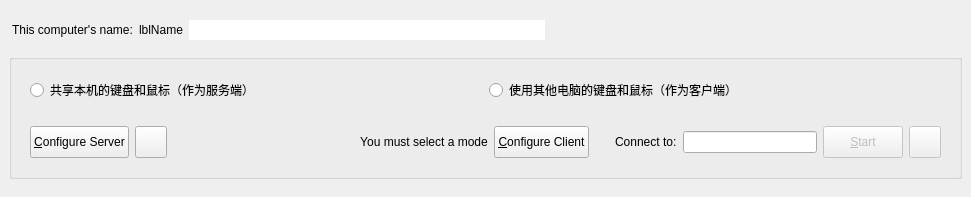
Old version of the form src/lib/gui/MainWindow.ui in the repository zgpbloodwolf/deskflow.
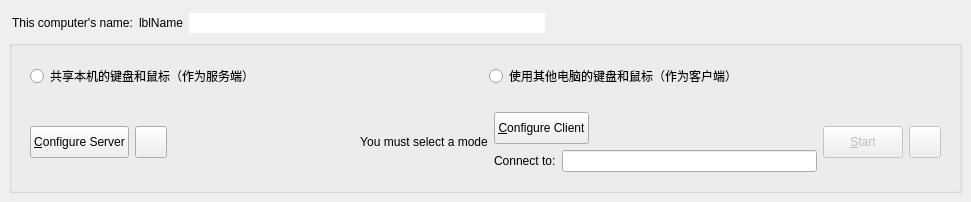
New version of the form. Icons and pictures are not drawn.

Commit message:
style(gui): 修复ui文件格式问题，调整布局和标签格式
统一ui文件中的xml引号风格，补全自闭合标签的空格，重构服务器地址输入区域的布局结构，调整控件边距和输入框最小宽度

Diff of the .ui file:
```diff
--- a/src/lib/gui/MainWindow.ui
+++ b/src/lib/gui/MainWindow.ui
@@ -326,7 +326,7 @@
               <verstretch>0</verstretch>
              </sizepolicy>
             </property>
-            <layout class="QHBoxLayout" name="horizontalLayout_3">
+            <layout class="QVBoxLayout">
              <property name="leftMargin">
               <number>0</number>
              </property>
@@ -365,21 +365,19 @@
               </widget>
              </item>
              <item>
-              <spacer name="horizontalSpacer_3">
-               <property name="orientation">
-                <enum>Qt::Orientation::Horizontal</enum>
+              <layout class="QHBoxLayout">
+               <property name="leftMargin">
+                <number>0</number>
                </property>
-               <property name="sizeType">
-                <enum>QSizePolicy::Policy::Fixed</enum>
+               <property name="topMargin">
+                <number>0</number>
                </property>
-               <property name="sizeHint" stdset="0">
-                <size>
-                 <width>20</width>
-                 <height>5</height>
-                </size>
+               <property name="rightMargin">
+                <number>0</number>
                </property>
-              </spacer>
-             </item>
+               <property name="bottomMargin">
+                <number>0</number>
+               </property>
              <item>
               <widget class="QLabel" name="m_pLabelServerName">
                <property name="sizePolicy">
@@ -398,16 +396,18 @@
              </item>
              <item>
               <widget class="QLineEdit" name="lineHostname">
-               <property name="minimumSize">
-                <size>
-                 <width>0</width>
-                 <height>0</height>
-                </size>
-               </property>
                <property name="toolTip">
                 <string>&lt;html&gt;Hostname or IP address of the server computer.&lt;br/&gt;May contain a comma seperated list.&lt;/html&gt;</string>
                </property>
-              </widget>
+                 <property name="minimumSize">
+                  <size>
+                   <width>200</width>
+                   <height>0</height>
+                  </size>
+                 </property>
+                </widget>
+               </item>
+              </layout>
              </item>
             </layout>
            </widget>
```
Left out of the diff: 14 changed lines with no effect on the pictures. Lines whose indentation alone changed are shown as unchanged.
